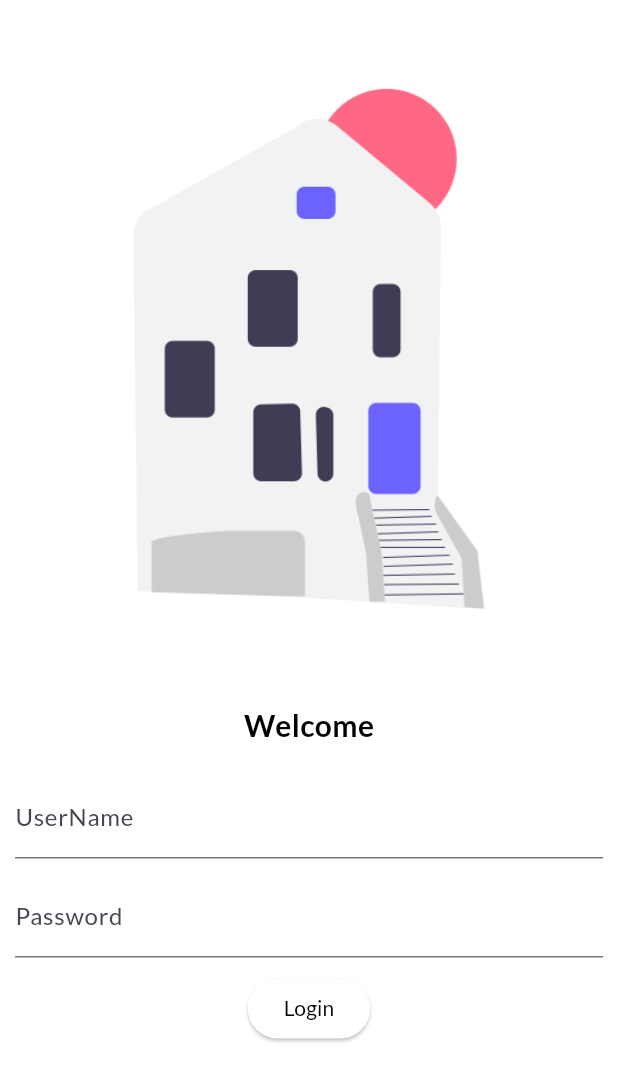
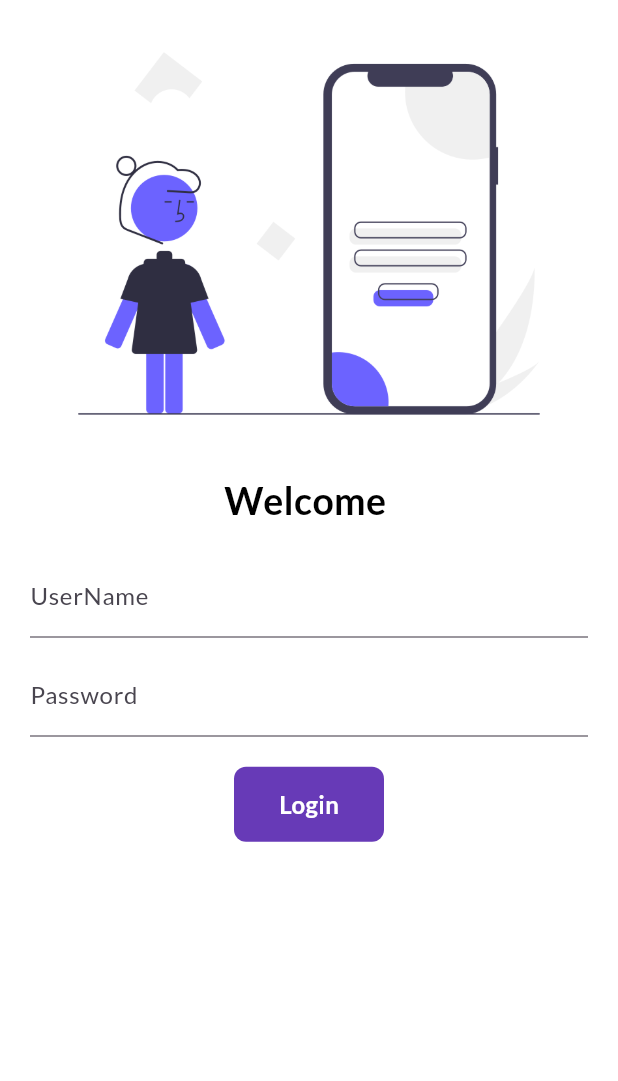
Before and after one commit to Diwakar46/flutter_learning, a Flutter app: the screen it shows after launch, on a phone screen of 412 x 824 dp. Shown: the top 1081 px of the screen. Run offline on Flutter 3.47's test engine with Material 3 defaults, Android fonts, the light colour scheme and no system bars; our stand-ins replace google_fonts, logger.

Commit message:
day 6 completed

```diff
--- a/lib/main.dart
+++ b/lib/main.dart
@@ -1,6 +1,7 @@
 import 'package:flutter/material.dart';
 import 'package:flutter_learning/screens/home_page.dart';
 import 'package:flutter_learning/screens/login_page.dart';
+import 'package:flutter_learning/utils/routes.dart';
 import 'package:google_fonts/google_fonts.dart';
 
 void main() => runApp(const MyApp());
@@ -29,8 +30,8 @@
       initialRoute: "/",
       routes: {
         "/": (context) => const LoginPage(),
-        "/Home": (context) => HomePage(),
-        "/login": (context) => const LoginPage(),
+        MyRoutes.homeRoute: (context) => HomePage(),
+        MyRoutes.loginRoute: (context) => const LoginPage(),
       },
     );
   }
--- a/lib/screens/login_page.dart
+++ b/lib/screens/login_page.dart
@@ -1,9 +1,23 @@
 import 'package:flutter/material.dart';
 import 'package:flutter_learning/screens/home_page.dart';
+
+import 'package:flutter_learning/utils/routes.dart';
 import 'package:logger/logger.dart';
 
-class LoginPage extends StatelessWidget {
+class LoginPage extends StatefulWidget {
   const LoginPage({super.key});
+
+  @override
+  State<LoginPage> createState() =>
+      _LoginPageState(); //_loginPage can only be used in this class
+}
+
+class _LoginPageState extends State<LoginPage> {
+  String name = "";
+  bool changedButton = false;
+
+  //final TextEditingController _controller = TextEditingController(); //for using controller
+  // controller: _controller
 
   @override
   Widget build(BuildContext context) {
@@ -15,7 +29,7 @@ class LoginPage extends StatelessWidget {
         child: Column(
           children: [
             Image.asset(
-                  "assets/images/home.png",
+              "assets/images/login.png",
               fit: BoxFit.fill,
             ),
             const SizedBox(
@@ -25,11 +39,11 @@ class LoginPage extends StatelessWidget {
                 style: TextStyle(color: Colors.black, fontSize: 20.0),
               ),
             ),
-                const Text(
-                  'Welcome',
+            Text(
+              "Welcome $name",
               style: TextStyle(
                   color: Colors.black,
-                      fontSize: 20.0,
+                  fontSize: 25.0,
                   fontWeight: FontWeight.bold),
             ),
             const SizedBox(
@@ -37,44 +51,90 @@ class LoginPage extends StatelessWidget {
             ),
             Padding(
               padding: const EdgeInsets.symmetric(vertical: 10, horizontal: 10),
+              child: Padding(
+                padding:
+                    const EdgeInsets.symmetric(vertical: 0.0, horizontal: 10.0),
                 child: Column(
+                  mainAxisAlignment: MainAxisAlignment.center,
+                  crossAxisAlignment: CrossAxisAlignment.center,
                   children: [
-                      const TextField(
+                    TextField(
+                      // controller: _controller,
                       decoration: InputDecoration(
-                            hintText: "Enter User Name", labelText: "UserName"),
+                          hintText: "Enter User Name", labelText: "UserName "),
+                      onChanged: (value) {
+                        name = value;
+                        setState(() {});
+                      },
                     ),
                     const SizedBox(
                       height: 10,
                     ),
                     const TextField(
                       decoration: InputDecoration(
-                            hintText: "Enter Your Password", labelText: "Password"),
+                          hintText: "Enter Your Password",
+                          labelText: "Password"),
                       obscureText: true,
                     ),
                     const SizedBox(
-                        height: 10,
+                      height: 20,
                     ),
-                      ElevatedButton(
-                        style: ButtonStyle(
-                          foregroundColor:
-                              MaterialStateProperty.all<Color>(Colors.black),
-                          backgroundColor: MaterialStateProperty.all<Color>(
-                              Colors.white.withOpacity(1.0)),
+                    InkWell(
+                      onTap: () async {
+                        setState(() {
+                          changedButton = true;
+                        });
+                        // USING NAVIGATOR PUSH Navigator.push(context, MaterialPageRoute(builder: (context)=> HomePage()));
+                        await Future.delayed(Duration(seconds: 2));
+
+                        Navigator.pushNamed(context, MyRoutes.homeRoute);
+                      },
+                      child: AnimatedContainer(
+                        duration: Duration(seconds: 1),
+                        width: changedButton ? 60 : 100,
+                        height: 50,
+                        // color: Colors.deepPurple, //cant use two times cause it will be written twice
+                        alignment: Alignment.center,
+                        child: changedButton
+                            ? Icon(
+                                Icons.done,
+                                color: Colors.white,
+                              )
+                            : Text(
+                                'Login',
+                                style: TextStyle(
+                                    color: Colors.white,
+                                    fontWeight: FontWeight.bold,
+                                    fontSize: 16.0),
                               ),
-                        child: const Text("Login"),
-                        onPressed: () {
-                          Navigator.push(
-                              context,
-                              MaterialPageRoute(
-                                builder: (context) => HomePage(),
-                              ));
-                          logger.t('hello');
-                        },
+                        decoration: BoxDecoration(
+                            color: Colors.deepPurple,
+                            // shape: changedButton? BoxShape.circle : BoxShape.rectangle,
+                            borderRadius:
+                                BorderRadius.circular(changedButton ? 30 : 8)),
+                      ),
                     )
+                    //  ElevatedButton(
+                    //   style: ButtonStyle(
+                    //       backgroundColor: MaterialStateProperty.all<Color>(
+                    //           Colors.deepPurple),
+                    //       minimumSize: MaterialStatePropertyAll(Size(30, 40))),
+                    //   child: const Text(
+                    //     "Login",
+                    //     style: TextStyle(color: Colors.white),
+                    //   ),
+                    //   onPressed: () {
+                    //     Navigator.pushNamed(context, MyRoutes.homeRoute);
+                    //     logger.t('hello');
+                    //   },
+                    // ),
                   ],
+                ),
               ),
             )
           ],
         ),
       ),
-        );}}
+    );
+  }
+}
--- /dev/null
+++ b/lib/utils/routes.dart
@@ -0,0 +1,4 @@
+class MyRoutes{
+  static String loginRoute = "/login";
+  static String homeRoute = "/home";
+}
```
Also changed, not shown: assets/images/login.png (added). Lines whose indentation alone changed are shown as unchanged.
